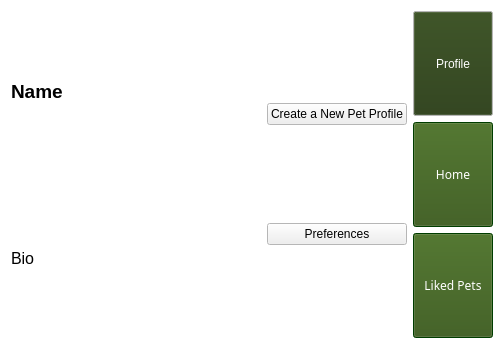
Old version of the form pet_tinder/gui/profilepage.ui in the repository CS-205-S21/team_1_4.
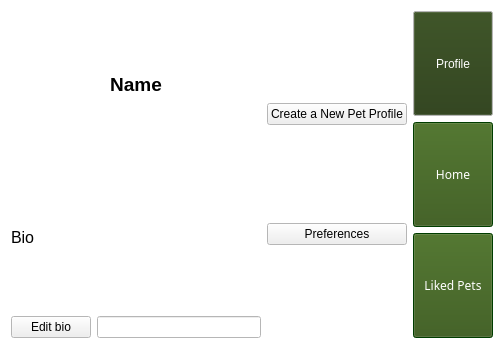
New version of the form.

Diff of the .ui file:
```diff
--- a/pet_tinder/gui/profilepage.ui
+++ b/pet_tinder/gui/profilepage.ui
@@ -97,6 +97,9 @@
          <property name="text">
           <string>Name</string>
          </property>
+         <property name="alignment">
+          <set>Qt::AlignCenter</set>
+         </property>
         </widget>
        </item>
        <item>
@@ -111,6 +114,20 @@
          </property>
         </widget>
        </item>
+       <item>
+        <layout class="QHBoxLayout" name="horizontalLayout_3">
+         <item>
+          <widget class="QPushButton" name="editBioButton">
+           <property name="text">
+            <string>Edit bio</string>
+           </property>
+          </widget>
+         </item>
+         <item>
+          <widget class="QLineEdit" name="bioEdit"/>
+         </item>
+        </layout>
+       </item>
       </layout>
      </item>
      <item>
```
Left out of the diff: 6 changed lines with no effect on the pictures.
